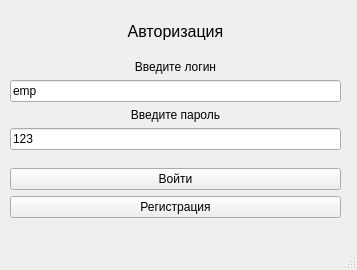
Qt form InvestitionsProgram/mainwindow.ui (DaniilChernykh/Project) before a commit.
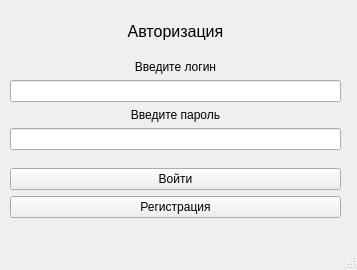
The same form after that commit.

The edit to the form file:
```diff
--- a/InvestitionsProgram/mainwindow.ui
+++ b/InvestitionsProgram/mainwindow.ui
@@ -27,7 +27,7 @@
      <item row="4" column="0">
       <widget class="QLineEdit" name="loginEdit">
        <property name="text">
-        <string>emp</string>
+        <string/>
        </property>
       </widget>
      </item>
@@ -85,7 +85,10 @@
      <item row="6" column="0">
       <widget class="QLineEdit" name="passEdit">
        <property name="text">
-        <string>123</string>
+        <string/>
+       </property>
+       <property name="cursorPosition">
+        <number>0</number>
        </property>
       </widget>
      </item>
```
Left out of the diff: 8 changed lines with no effect on the pictures.
